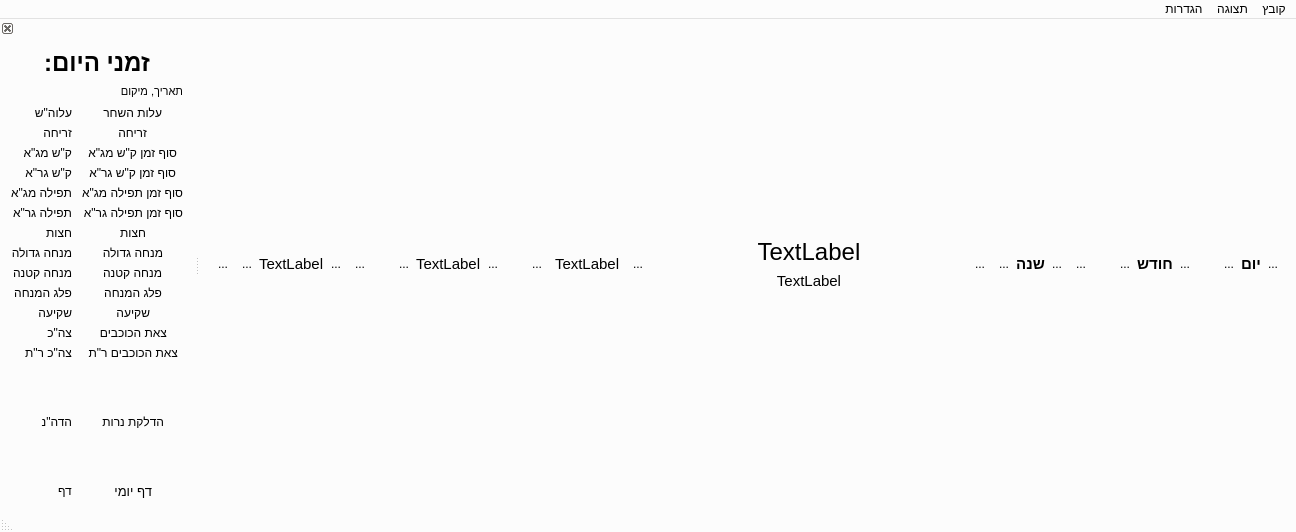
Above: mainwindow.ui from MosheWagner/luach before the change. Below: the same form after it.
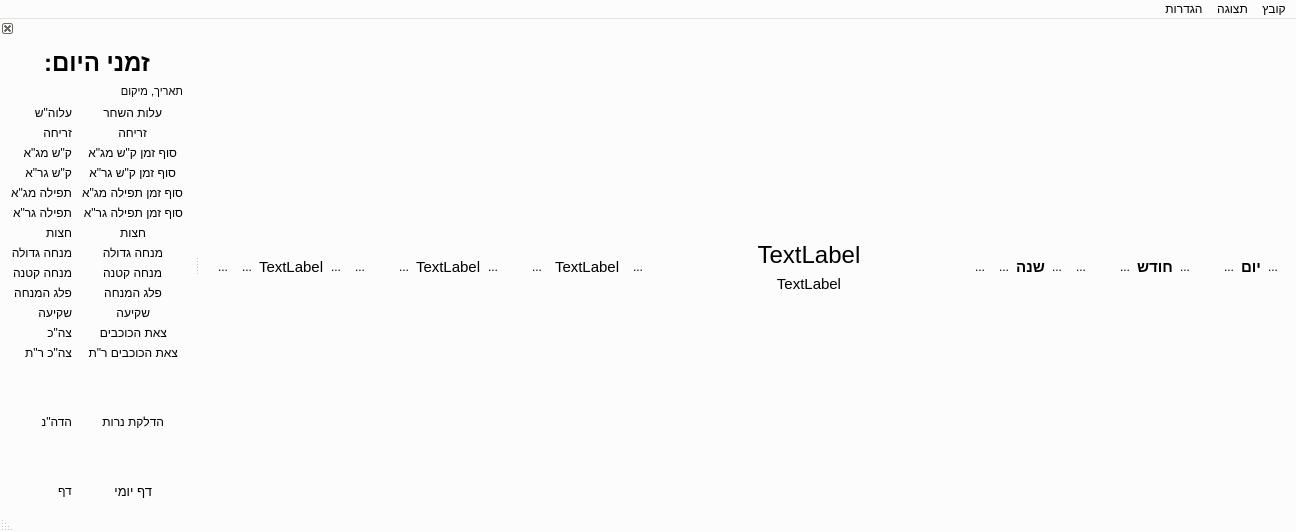
That is the form after the change. Icons and pictures are not drawn.

The edit to the form file:
```diff
--- a/mainwindow.ui
+++ b/mainwindow.ui
@@ -440,7 +440,13 @@
   <widget class="QWidget" name="centralWidget">
    <layout class="QVBoxLayout" name="verticalLayout">
     <property name="spacing">
-     <number>25</number>
+     <number>5</number>
+    </property>
+    <property name="topMargin">
+     <number>5</number>
+    </property>
+    <property name="bottomMargin">
+     <number>0</number>
     </property>
     <item>
      <layout class="QGridLayout" name="gridLayout_2" columnstretch="100,100,100,100,100,100,100">
```
Left out of the diff: 23 changed lines with no effect on the pictures.
